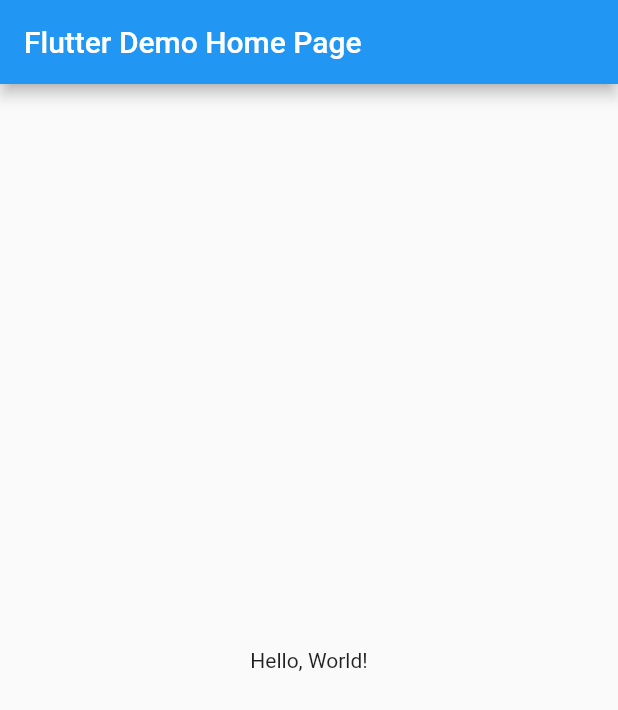
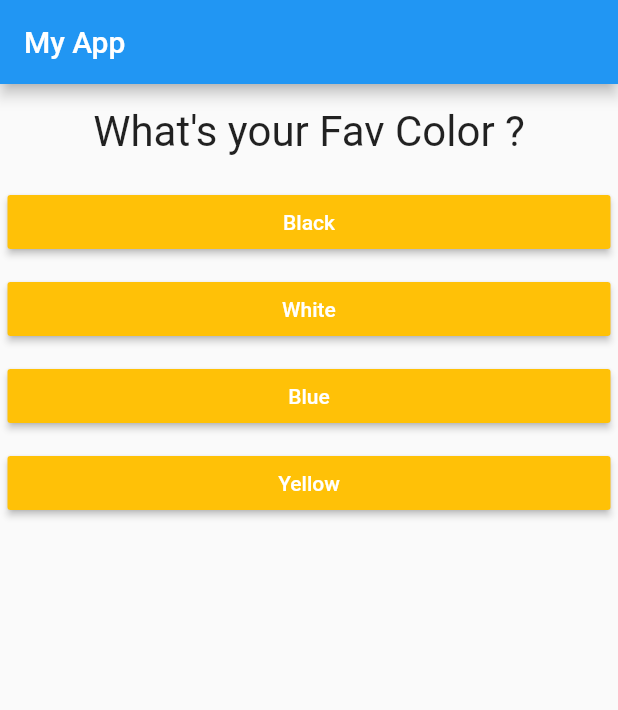
Before and after one commit to saieswar7/Practice, a Flutter app: the screen it shows after launch, on a phone screen of 412 x 824 dp. Shown: the top 710 px of the screen. Run offline on Flutter 3.47's test engine with Material 2 defaults, Android fonts, the phone set to English and light mode, and no system bars.

Commit message:
Basic Practice App

```diff
--- /dev/null
+++ b/lib/Answer.dart
@@ -0,0 +1,20 @@
+import 'package:flutter/material.dart';
+
+class Answer extends StatelessWidget {
+  final VoidCallback SelectHandler;
+  final String qt;
+
+  Answer(this.SelectHandler, this.qt);
+  @override
+  Widget build(BuildContext cint) {
+    return Container(
+      margin: EdgeInsets.all(5),
+      width: double.infinity,
+      child: RaisedButton(
+          child: Text(qt),
+          color: Colors.amber,
+          textColor: Colors.white,
+          onPressed: SelectHandler),
+    );
+  }
+}
--- /dev/null
+++ b/lib/Question.dart
@@ -0,0 +1,14 @@
+import 'package:flutter/material.dart';
+
+class Question extends StatelessWidget {
+  String q;
+  Question(this.q);
+  @override
+  Widget build(BuildContext cn) {
+    return Container(
+        width: double.infinity,
+        margin: EdgeInsets.all(15),
+        child: Text(q,
+            style: TextStyle(fontSize: 28), textAlign: TextAlign.center));
+  }
+}
--- a/lib/main.dart
+++ b/lib/main.dart
@@ -1,41 +1,66 @@
 import 'package:flutter/material.dart';
+import './Question.dart';
+import './Answer.dart';
+import './quiz.dart';
+import './result.dart';
 
-void main() => runApp(MyApp());
+void main() {
+  runApp(MyApp());
+}
 
-class MyApp extends StatelessWidget {
-  // This widget is the root of your application.
-  @override
-  Widget build(BuildContext context) {
-    return MaterialApp(
-      // Application name
-      title: 'Flutter Hello World',
-      // Application theme data, you can set the colors for the application as
-      // you want
-      theme: ThemeData(
-        primarySwatch: Colors.blue,
-      ),
-      // A widget which will be started on application startup
-      home: MyHomePage(title: 'Flutter Demo Home Page'),
-    );
+class MyApp extends StatefulWidget {
+  State<StatefulWidget> createState() {
+    return MyAppState();
   }
 }
 
-class MyHomePage extends StatelessWidget {
-  final String title;
-  const MyHomePage({Key? key, required this.title}) : super(key: key);
+class MyAppState extends State<MyApp> {
+  var index = 0;
+  var ts = 0;
+  void answeredQuestion(int s) {
+    ts += s;
+    setState(() {
+      index = index + 1;
+    });
+  }
 
-  @override
   Widget build(BuildContext context) {
-    return Scaffold(
-      appBar: AppBar(
-        // The title text which will be shown on the action bar
-        title: Text(title),
-      ),
-      body: Center(
-        child: Text(
-          'Hello, World!',
-        ),
-      ),
-    );
+    var questions = [
+      {
+        'questionText': 'What\'s your Fav Color ?',
+        'Ans': [
+          {'text': 'Black', 'score': 10},
+          {'text': 'White', 'score': 5},
+          {'text': 'Blue', 'score': 8},
+          {'text': 'Yellow', 'score': 4}
+        ]
+      },
+      {
+        'questionText': 'What\'s fav your Animal ?',
+        'Ans': [
+          {'text': 'Lion', 'score': 10},
+          {'text': 'Tiger', 'score': 8},
+          {'text': 'Goat', 'score': 3},
+          {'text': 'Bear', 'score': 2}
+        ]
+      },
+      {
+        'questionText': 'What\'s fav your Person ?',
+        'Ans': [
+          {'text': 'Dhoni', 'score': 7},
+          {'text': 'Virat', 'score': 5},
+          {'text': 'Rohit', 'score': 4},
+          {'text': 'Pant', 'score': 0}
+        ]
+      }
+    ];
+    return MaterialApp(
+        home: Scaffold(
+            appBar: AppBar(
+              title: const Text("My App"),
+            ),
+            body: index < questions.length
+                ? Quiz(questions, answeredQuestion, index)
+                : Result(ts)));
   }
 }
--- /dev/null
+++ b/lib/quiz.dart
@@ -0,0 +1,30 @@
+import 'package:flutter/material.dart';
+import './Question.dart';
+import './Answer.dart';
+
+class Quiz extends StatelessWidget {
+  final questions;
+  Function answeredQuestion;
+  int index;
+
+  Quiz(this.questions, this.answeredQuestion, this.index);
+
+  @override
+  Widget build(BuildContext cnt) {
+    return Column(children: [
+      Question(
+        questions[index]["questionText"].toString(),
+      ),
+      ...(questions[index]['Ans'] as List<Map<String, Object>>).map((answer) {
+        return Answer(
+            () => answeredQuestion(answer['score']), answer['text'].toString());
+      }).toList()
+      // Answer(answeredQuestion),
+      // Answer(answeredQuestion),
+      // Answer(answeredQuestion),
+      // Answer(answeredQuestion),
+      //RaisedButton(child: Text("Answer1"), onPressed: answeredQuestion),
+      //RaisedButton(child: Text("Answer1"), onPressed: answeredQuestion),
+    ]);
+  }
+}
--- /dev/null
+++ b/lib/result.dart
@@ -0,0 +1,30 @@
+import 'package:flutter/material.dart';
+
+class Result extends StatelessWidget {
+  final int ts;
+
+  Result(this.ts);
+
+  String get resultPharse {
+    String r = '';
+    if (ts <= 15) {
+      r = 'Good';
+    } else if (ts > 15 && ts < 25) {
+      r = 'Better';
+    } else if (ts > 25 && ts < 35) {
+      r = 'Best';
+    } else {
+      r = 'Waste Fellow';
+    }
+    return r;
+  }
+
+  Widget build(BuildContext cnt) {
+    print(ts);
+    return Center(
+        child: Text(
+      resultPharse,
+      style: TextStyle(fontSize: 36, fontWeight: FontWeight.bold),
+    ));
+  }
+}
```
